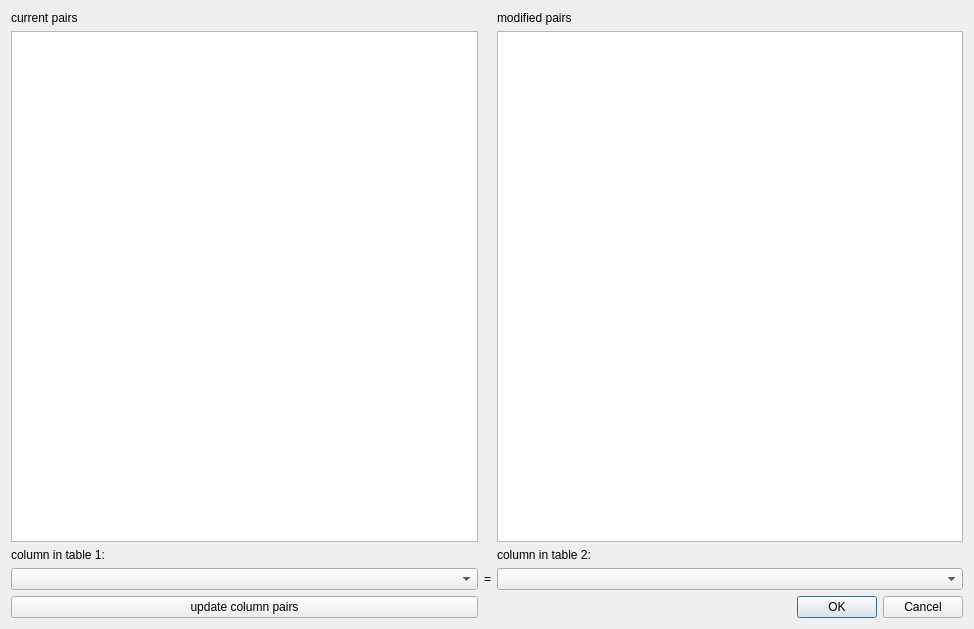
Before: the Qt Designer form dialog2.ui in tgys/csv-diff-gui, drawn with Qt 5.
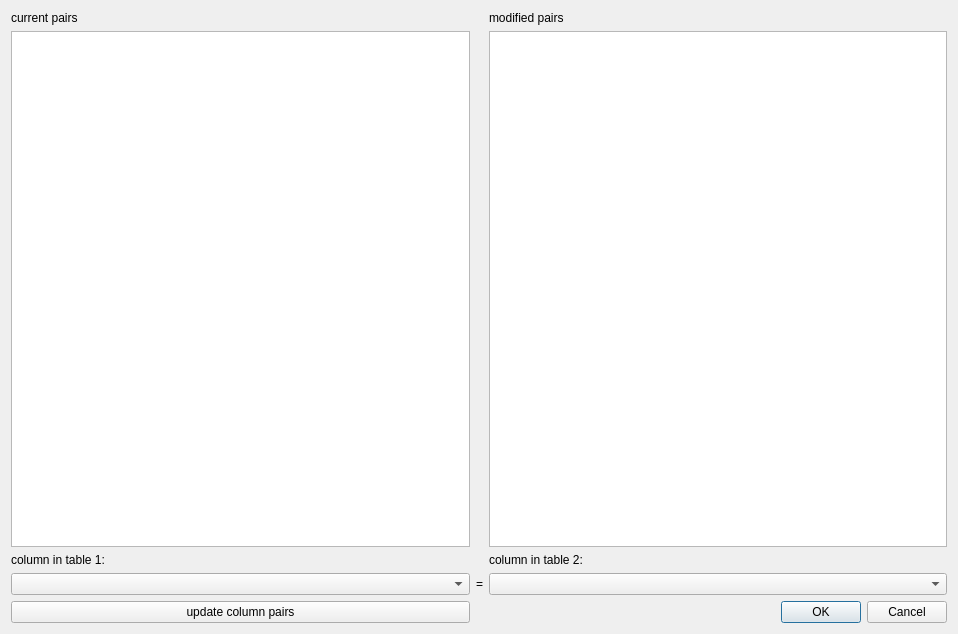
After: the same form once the commit is applied.

Diff of the .ui file:
```diff
--- a/dialog2.ui
+++ b/dialog2.ui
@@ -6,8 +6,8 @@
    <rect>
     <x>0</x>
     <y>0</y>
-    <width>974</width>
-    <height>629</height>
+    <width>958</width>
+    <height>634</height>
    </rect>
   </property>
   <property name="windowTitle">
```
